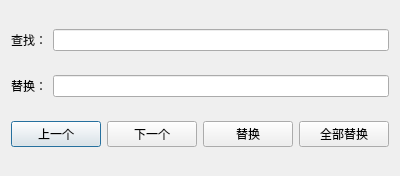
Above: dialogfind.ui from sonichy/HTYEdit before the change. Below: the same form after it.
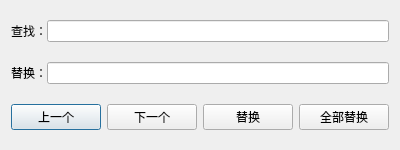
That is the form after the change.

Commit message: 查找窗口固定大小

The edit to the form file:
```diff
--- a/dialogfind.ui
+++ b/dialogfind.ui
@@ -7,15 +7,27 @@
     <x>0</x>
     <y>0</y>
     <width>400</width>
-    <height>176</height>
+    <height>150</height>
    </rect>
   </property>
   <property name="windowTitle">
    <string>查找</string>
   </property>
   <layout class="QVBoxLayout" name="verticalLayout">
+   <property name="spacing">
+    <number>0</number>
+   </property>
+   <property name="topMargin">
+    <number>0</number>
+   </property>
+   <property name="bottomMargin">
+    <number>0</number>
+   </property>
    <item>
     <layout class="QHBoxLayout" name="horizontalLayout_2">
+     <property name="spacing">
+      <number>0</number>
+     </property>
      <item>
       <widget class="QLabel" name="label_find">
        <property name="text">
@@ -30,6 +42,9 @@
    </item>
    <item>
     <layout class="QHBoxLayout" name="horizontalLayout_3">
+     <property name="spacing">
+      <number>0</number>
+     </property>
      <item>
       <widget class="QLabel" name="label_replace">
        <property name="text">
@@ -44,6 +59,9 @@
    </item>
    <item>
     <layout class="QHBoxLayout" name="horizontalLayout">
+     <property name="spacing">
+      <number>6</number>
+     </property>
      <item>
       <widget class="QPushButton" name="pushButton_find_last">
        <property name="text">
```
The commit also changes 2 other files.
